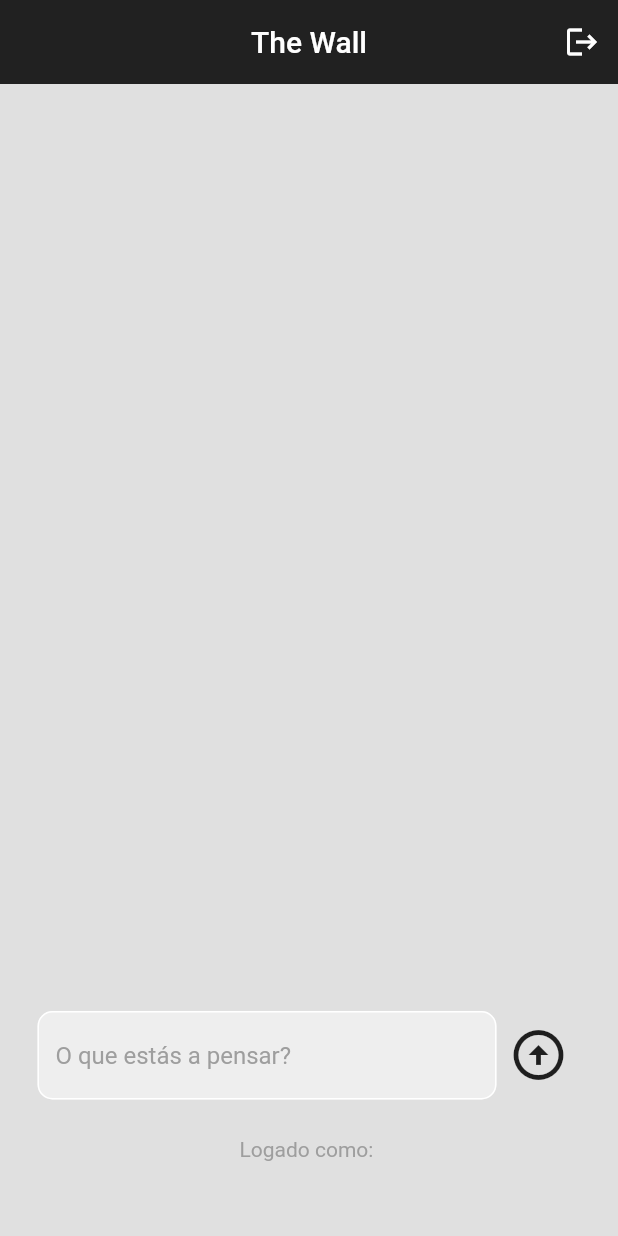
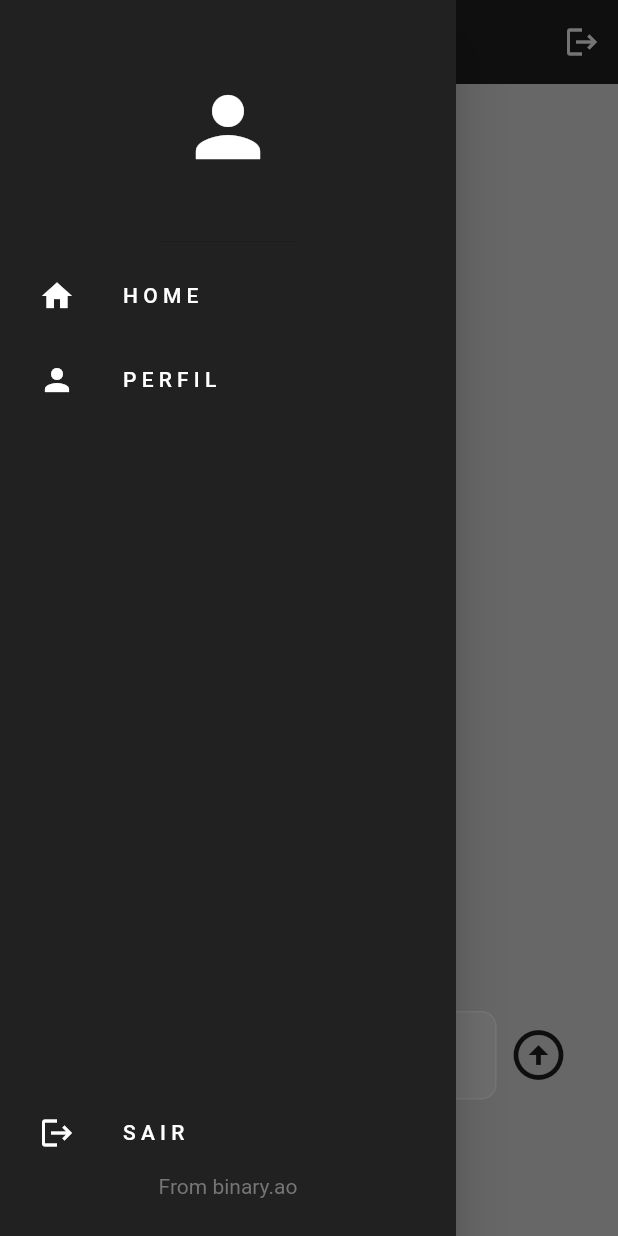
Before and after one commit to Wpylson/crud_fire---The-Wall, a Flutter app: the screen it shows once a user with an empty profile is signed in, with the side drawer open (before the commit the screen has no drawer), on a phone screen of 412 x 824 dp. Run offline on Flutter 3.47's test engine with Material 2 defaults, Android fonts, the phone set to English and light mode, and no system bars; our stand-ins replace cloud_firestore, firebase_auth, firebase_core; accounts and stored records are empty; network calls fail.

Commit message:
Second commit

```diff
--- /dev/null
+++ b/lib/src/common/components/drawer.dart
@@ -0,0 +1,66 @@
+import 'package:crud_fire/src/common/components/list_tile.dart';
+import 'package:flutter/material.dart';
+
+class MyDrawer extends StatelessWidget {
+  final void Function()? onProfileTap;
+  final void Function()? onSingOut;
+  const MyDrawer({
+    super.key,
+    required this.onProfileTap,
+    required this.onSingOut,
+  });
+
+  @override
+  Widget build(BuildContext context) {
+    return Drawer(
+      backgroundColor: Colors.grey[900],
+      child: Column(
+        mainAxisAlignment: MainAxisAlignment.spaceBetween,
+        children: [
+          Column(
+            children: [
+              //Header
+              const DrawerHeader(
+                child: Icon(
+                  Icons.person,
+                  color: Colors.white,
+                  size: 64,
+                ),
+              ),
+              //home list tile
+              MyListTile(
+                icon: Icons.home,
+                text: "H O M E",
+                onTap: () => Navigator.pop(context),
+              ),
+
+              //profile list tile
+              MyListTile(
+                icon: Icons.person,
+                text: "P E R F I L",
+                onTap: onProfileTap,
+              ),
+            ],
+          ),
+          //logout list tile
+          Padding(
+            padding: const EdgeInsets.only(bottom: 25.0),
+            child: Column(
+              children: [
+                MyListTile(
+                  icon: Icons.logout,
+                  text: "S A I R",
+                  onTap: onSingOut,
+                ),
+                Text(
+                  'From binary.ao',
+                  style: TextStyle(color: Colors.grey[600]),
+                )
+              ],
+            ),
+          )
+        ],
+      ),
+    );
+  }
+}
--- /dev/null
+++ b/lib/src/common/components/list_tile.dart
@@ -0,0 +1,31 @@
+import 'package:flutter/material.dart';
+
+class MyListTile extends StatelessWidget {
+  final IconData icon;
+  final String text;
+  final void Function()? onTap;
+  const MyListTile({
+    super.key,
+    required this.icon,
+    required this.text,
+    required this.onTap,
+  });
+
+  @override
+  Widget build(BuildContext context) {
+    return Padding(
+      padding: const EdgeInsets.only(left: 10.0),
+      child: ListTile(
+        leading: Icon(
+          icon,
+          color: Colors.white,
+        ),
+        onTap: onTap,
+        title: Text(text,
+            style: const TextStyle(
+              color: Colors.white,
+            )),
+      ),
+    );
+  }
+}
--- a/lib/src/login/login_scrren.dart
+++ b/lib/src/login/login_scrren.dart
@@ -81,7 +81,7 @@ class _LoginScreenState extends State<LoginScreen> {
                   height: 10,
                 ),
                 Text(
-                  'Bem-vendo de volta, sentimos a sua falta!',
+                  'Bem-vindo de volta, sentimos a sua falta!',
                   style: TextStyle(
                     fontSize: 18,
                     color: Colors.grey[700],
```
Also changed, not shown: lib/src/common/components/text_box.dart (added, +51 -0 lines), lib/src/home/home_screen.dart (+18 -0 lines), lib/src/profile/profile_screen.dart (added, +161 -0 lines), lib/src/register/register_screen.dart (+16 -3 lines).
